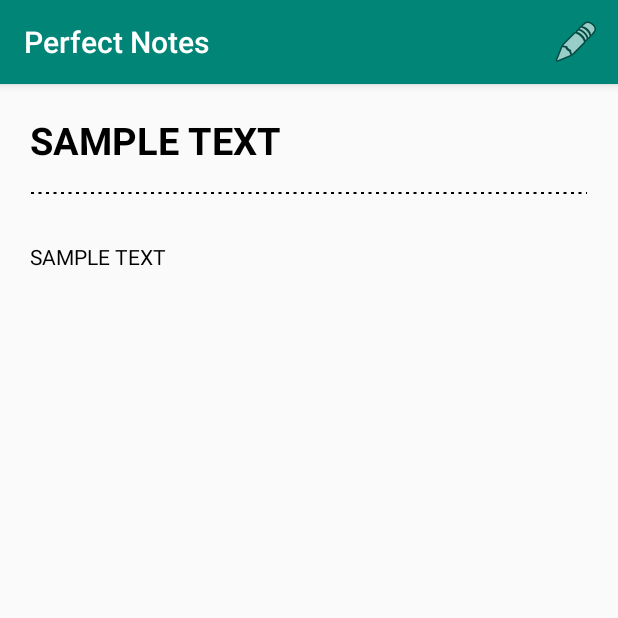
After one commit to Perfect-Notes/perfect-notes-demo, an Android app: the EditToDo screen opened directly, with no data from a screen before it, on a phone screen of 412 x 824 dp, the top half of it. The commit adds this screen. Run offline under Robolectric (Android 15) with nearby library versions, the phone set to English and light mode, and no system bars; libraries missing offline, so code that uses them is left out: android.arch.core.

Commit message:
toDo activity edited
Edit mode added. But data not changing in the recycler view

```diff
--- a/app/src/main/AndroidManifest.xml
+++ b/app/src/main/AndroidManifest.xml
@@ -12,14 +12,15 @@
         <activity
             android:name=".MainActivity"
             android:label="@string/app_name"
-            android:theme="@style/AppTheme.NoActionBar"
-            >
+            android:theme="@style/AppTheme.NoActionBar">
             <intent-filter>
                 <action android:name="android.intent.action.MAIN" />
 
                 <category android:name="android.intent.category.LAUNCHER" />
             </intent-filter>
         </activity>
+        <activity android:name=".EditToDo" />
+        <activity android:name=".EditNote"></activity>
     </application>
 
 </manifest>
--- /dev/null
+++ b/app/src/main/java/com/androidexample/perfectnotes/EditToDo.java
@@ -0,0 +1,86 @@
+package com.androidexample.perfectnotes;
+
+import android.app.Activity;
+import android.arch.core.executor.TaskExecutor;
+import android.content.Intent;
+import android.content.res.ColorStateList;
+import android.support.annotation.Nullable;
+import android.support.v7.app.AppCompatActivity;
+import android.os.Bundle;
+import android.text.Editable;
+import android.text.InputType;
+import android.text.TextWatcher;
+import android.view.Menu;
+import android.view.MenuInflater;
+import android.view.MenuItem;
+import android.widget.EditText;
+import android.widget.TextView;
+import android.widget.Toast;
+
+import java.util.ArrayList;
+
+public class EditToDo extends AppCompatActivity {
+
+    TextView subjectTV,descriptionTV;
+    ArrayList<String> description,subject;
+    int pos;
+    @Override
+    protected void onCreate(Bundle savedInstanceState) {
+        super.onCreate(savedInstanceState);
+        setContentView(R.layout.activity_edit_to_do);
+        subjectTV = findViewById(R.id.subjectHeader);
+        descriptionTV = findViewById(R.id.description_edit_note);
+        Bundle extras = getIntent().getExtras();
+
+        if(extras != null){
+            //String sub = extras.getString("SUBJECT");
+            //String desc = extras.getString("BODY");
+            subject = extras.getStringArrayList("SUBJECT_LIST");
+            description = extras.getStringArrayList("BODY_LIST");
+            pos = extras.getInt("POSITION");
+            String sub = subject.get(pos);
+            String desc = description.get(pos);
+            subjectTV.setText(sub);
+            descriptionTV.setText(desc);
+        }
+
+    }
+
+    @Override
+    public boolean onCreateOptionsMenu(Menu menu) {
+        getMenuInflater().inflate(R.menu.edit_note_menu,menu);
+        return true;
+    }
+
+    @Override
+    public boolean onOptionsItemSelected(MenuItem item) {
+        if(item.getItemId() == R.id.edit_note_button){
+            Intent intent = new Intent(this,EditNote.class);
+            intent.putExtra("SUBJECT_LIST",subject);
+            intent.putExtra("BODY_LIST",description);
+            intent.putExtra("POS",pos);
+            startActivityForResult(intent,1);
+        }
+        return true;
+    }
+
+    @Override
+    protected void onActivityResult(int requestCode, int resultCode, @Nullable Intent data) {
+        if(requestCode == 1){
+            if(resultCode == RESULT_OK){
+                subject = data.getExtras().getStringArrayList("SUB_RESULT");
+                description = data.getExtras().getStringArrayList("DESC_RESULT");
+                subjectTV.setText(subject.get(pos));
+                descriptionTV.setText(description.get(pos));
+            }
+        }
+    }
+
+    @Override
+    public void onBackPressed() {
+        /*Intent returnIntent = new Intent();
+        returnIntent.putExtra("SUB_FINAL",subject);
+        returnIntent.putExtra("DESC_FINAL",description);
+        setResult(Activity.RESULT_OK,returnIntent);*/
+    }
+}
--- a/app/src/main/java/com/androidexample/perfectnotes/MainActivity.java
+++ b/app/src/main/java/com/androidexample/perfectnotes/MainActivity.java
@@ -1,6 +1,8 @@
 package com.androidexample.perfectnotes;
 
+import android.content.Intent;
 import android.os.Bundle;
+import android.support.annotation.Nullable;
 import android.support.design.widget.FloatingActionButton;
 import android.support.design.widget.Snackbar;
 import android.view.View;
--- /dev/null
+++ b/app/src/main/res/drawable/straight_line.xml
@@ -0,0 +1,9 @@
+<?xml version="1.0" encoding="utf-8"?>
+<shape xmlns:android="http://schemas.android.com/apk/res/android"
+    android:shape="line">
+    <stroke
+        android:dashGap="3dp"
+        android:dashWidth="2dp"
+        android:width="1dp"
+        android:color="#000" />
+</shape>
--- /dev/null
+++ b/app/src/main/res/layout/activity_edit_to_do.xml
@@ -0,0 +1,38 @@
+<?xml version="1.0" encoding="utf-8"?>
+<LinearLayout xmlns:android="http://schemas.android.com/apk/res/android"
+    xmlns:app="http://schemas.android.com/apk/res-auto"
+    xmlns:tools="http://schemas.android.com/tools"
+    android:layout_width="match_parent"
+    android:layout_height="match_parent"
+    tools:context=".EditToDo"
+    android:orientation="vertical"
+    android:padding="20dp"
+    >
+
+    <TextView
+        android:layout_width="wrap_content"
+        android:layout_height="wrap_content"
+        android:id="@+id/subjectHeader"
+        android:text="SAMPLE TEXT"
+        android:textSize="25sp"
+        android:textColor="#000"
+        android:textStyle="bold"
+        />
+    <View
+        android:layout_width="match_parent"
+        android:layout_height="5dp"
+        android:background="@drawable/straight_line"
+        android:layout_marginTop="15dp"
+        android:layerType="software" />
+
+    <TextView
+        android:id="@+id/description_edit_note"
+        android:layout_width="wrap_content"
+        android:layout_height="wrap_content"
+        android:layout_marginTop="30dp"
+        android:textSize="14sp"
+        android:text="SAMPLE TEXT"
+        android:textColor="#000"
+        />
+
+</LinearLayout>
--- /dev/null
+++ b/app/src/main/res/menu/edit_note_menu.xml
@@ -0,0 +1,13 @@
+<?xml version="1.0" encoding="utf-8"?>
+<menu xmlns:tools="http://schemas.android.com/tools"
+    xmlns:android="http://schemas.android.com/apk/res/android"
+    xmlns:app="http://schemas.android.com/apk/res-auto">
+
+    <item
+        android:title="@string/edit_note"
+        app:showAsAction="always"
+        android:icon="@android:drawable/ic_menu_edit"
+        android:id="@+id/edit_note_button"
+        />
+
+</menu>
--- a/app/src/main/res/values/colors.xml
+++ b/app/src/main/res/values/colors.xml
@@ -4,4 +4,5 @@
     <color name="colorPrimaryDark">#00574B</color>
     <color name="colorAccent">#D81B60</color>
     <color name="cardViewColor">#DBDDDE</color>
+    <color name="black">#000</color>
 </resources>
--- a/app/src/main/res/values/strings.xml
+++ b/app/src/main/res/values/strings.xml
@@ -13,4 +13,6 @@
     <string name="description">Description:</string>
     <string name="add">Add</string>
     <string name="add_note">ADD NOTE:</string>
+    <string name="edit_note">Edit Note</string>
+    <string name="save">Save</string>
 </resources>
```
Also changed, not shown: app/src/main/java/com/androidexample/perfectnotes/EditNote.java (added, +88 -0 lines), app/src/main/java/com/androidexample/perfectnotes/ToDoFragment.java (+17 -1 lines), app/src/main/java/com/androidexample/perfectnotes/TodoRecyclerViewAdapter.java (+16 -1 lines), app/src/main/res/layout/activity_edit_note.xml (added, +48 -0 lines).
